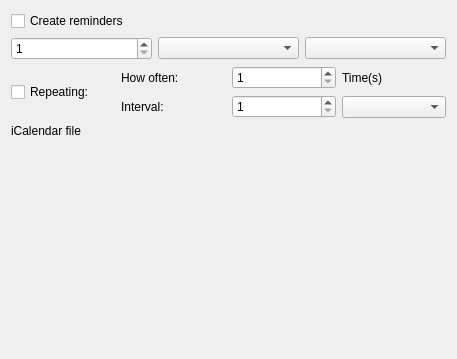
Above: kmymoney2/plugins/icalendarexport/pluginsettingsdecl.ui from KDE/kmymoney before the change. Below: the same form after it.
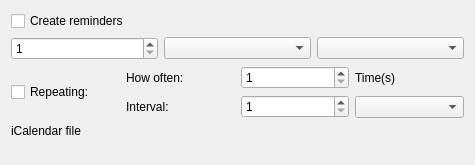
That is the form after the change. Custom widgets are drawn as their Qt base class.

Commit message: Fixed the configuration of the icalendarexport plugin. Now the export file path is correctly saved in the configuration thus the plugin becomes usable.

The edit to the form file:
```diff
--- a/kmymoney2/plugins/icalendarexport/pluginsettingsdecl.ui
+++ b/kmymoney2/plugins/icalendarexport/pluginsettingsdecl.ui
@@ -6,8 +6,8 @@
    <rect>
     <x>0</x>
     <y>0</y>
-    <width>457</width>
-    <height>359</height>
+    <width>475</width>
+    <height>165</height>
    </rect>
   </property>
   <property name="sizePolicy">
@@ -16,6 +16,12 @@
     <verstretch>0</verstretch>
    </sizepolicy>
   </property>
+  <property name="minimumSize">
+   <size>
+    <width>475</width>
+    <height>165</height>
+   </size>
+  </property>
   <property name="windowTitle">
    <string>Icalendar export settings</string>
   </property>
```
Left out of the diff: 6 changed lines with no effect on the pictures. The commit also changes 1 other file.
